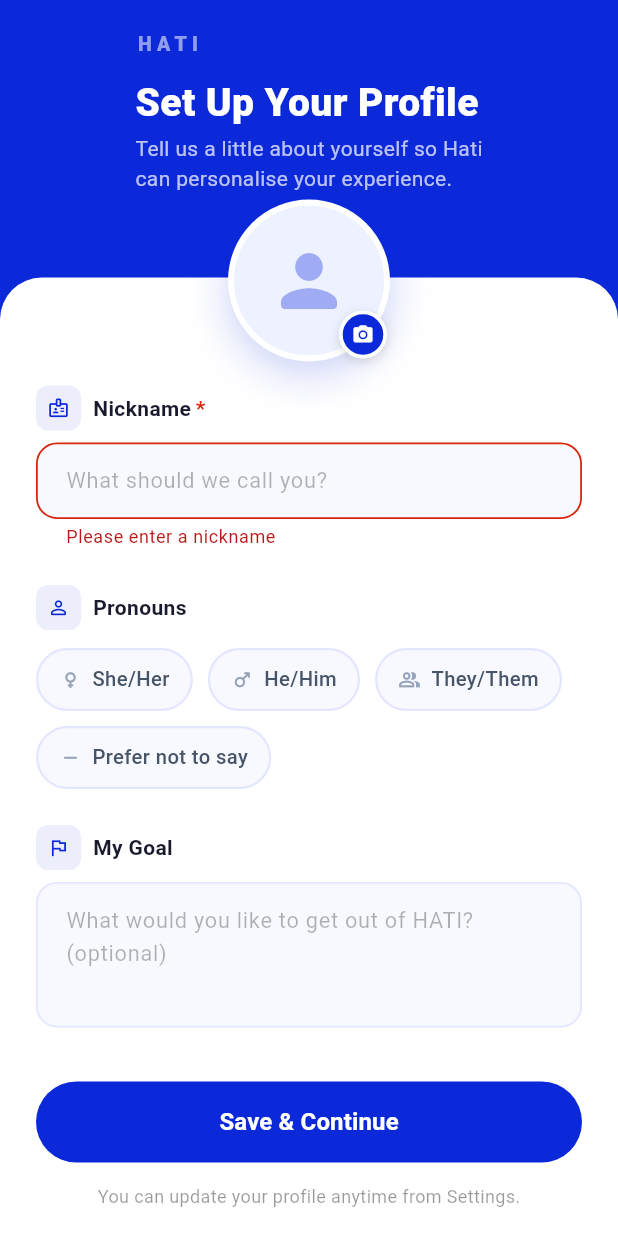
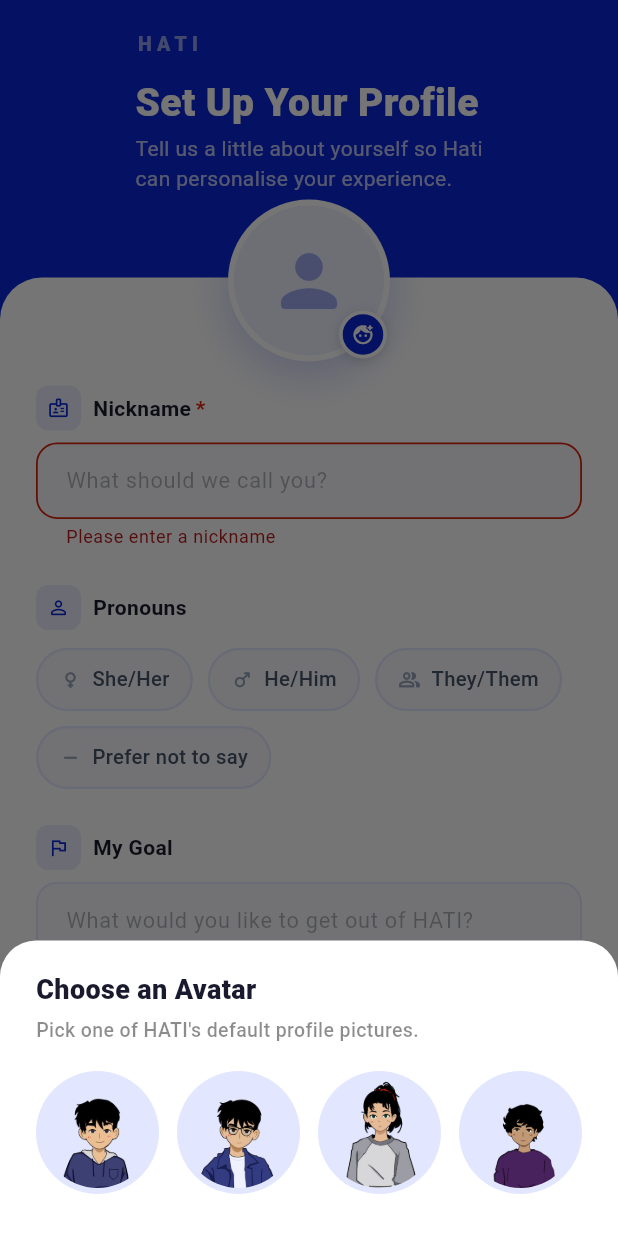
Before and after one commit to ririyaza/HATI, a Flutter app: the ProfileSetupScreen screen opened directly, after a tap on "Save & Continue", after a tap on the "person" icon, on a phone screen of 412 x 824 dp. Run offline on Flutter 3.47's test engine with Material 3 defaults, Android fonts, the phone set to English and light mode, and no system bars; our stand-ins replace cloud_firestore, firebase_auth, firebase_core; missing offline and left inert: flame, record; accounts and stored records are empty.

Commit message:
added blink animation and fixed profile picture selection

```diff
--- a/app/lib/features/dashboard/data/dashboard_user_data.dart
+++ b/app/lib/features/dashboard/data/dashboard_user_data.dart
@@ -180,7 +180,8 @@
         fallback: user.email?.split('@').first ?? 'HATI User',
       ),
       photoUrl: _string(
-        data['profilePicUrl'] ??
+        data['profilePicAssetPath'] ??
+            data['profilePicUrl'] ??
             data['photoURL'] ??
             data['photoUrl'] ??
             user.photoURL,
--- a/app/lib/features/dashboard/screen/profile_screen.dart
+++ b/app/lib/features/dashboard/screen/profile_screen.dart
@@ -232,6 +232,7 @@
   @override
   Widget build(BuildContext context) {
     final hasPhoto = photoUrl.isNotEmpty;
+    final isAsset = photoUrl.startsWith('assets/');
 
     return Container(
       width: 72,
@@ -243,7 +244,9 @@
       ),
       clipBehavior: Clip.antiAlias,
       child: hasPhoto
-          ? Image.network(
+          ? isAsset
+                ? Image.asset(photoUrl, fit: BoxFit.cover)
+                : Image.network(
                     photoUrl,
                     fit: BoxFit.cover,
                     errorBuilder: (_, __, ___) => const Icon(
--- a/app/lib/features/onboarding/profile_setup_screen.dart
+++ b/app/lib/features/onboarding/profile_setup_screen.dart
@@ -1,10 +1,6 @@
-import 'dart:typed_data';
-
 import 'package:cloud_firestore/cloud_firestore.dart';
 import 'package:firebase_auth/firebase_auth.dart';
-import 'package:firebase_storage/firebase_storage.dart';
 import 'package:flutter/material.dart';
-import 'package:image_picker/image_picker.dart';
 
 import '../spinAssessment/screen/spin_assessment_screen.dart';
 
@@ -20,15 +16,20 @@
   final _formKey = GlobalKey<FormState>();
   final _nicknameController = TextEditingController();
   final _goalController = TextEditingController();
-  final _imagePicker = ImagePicker();
   String? _selectedPronouns;
-  XFile? _selectedAvatar;
-  Uint8List? _selectedAvatarBytes;
+  String? _selectedAvatarAsset;
   bool _isSaving = false;
 
   late AnimationController _animCtrl;
   late Animation<double> _fadeAnim;
   late Animation<Offset> _slideAnim;
+
+  static const _defaultProfileAvatars = [
+    'assets/images/defaultProfile/IMG_0370.PNG',
+    'assets/images/defaultProfile/IMG_0371.PNG',
+    'assets/images/defaultProfile/IMG_0372.PNG',
+    'assets/images/defaultProfile/IMG_0373.PNG',
+  ];
 
   @override
   void initState() {
@@ -67,26 +68,20 @@
     setState(() => _isSaving = true);
 
     try {
-      final profilePicUrl = await _uploadProfilePicToStorage(user.uid);
-
       await FirebaseFirestore.instance.collection('users').doc(user.uid).set({
         'email': user.email,
         'displayName': _nicknameController.text.trim(),
         'nickname': _nicknameController.text.trim(),
         'pronouns': _selectedPronouns,
         'goal': _goalController.text.trim(),
-        if (profilePicUrl != null) ...{
-          'profilePicUrl': profilePicUrl.url,
-          'profilePicStoragePath': profilePicUrl.storagePath,
+        if (_selectedAvatarAsset != null) ...{
+          'profilePicAssetPath': _selectedAvatarAsset,
+          'profilePicSource': 'defaultProfile',
           'profilePicUpdatedAt': FieldValue.serverTimestamp(),
         },
         'profileCompleted': true,
         'profileCompletedAt': FieldValue.serverTimestamp(),
       }, SetOptions(merge: true));
-
-      if (profilePicUrl != null) {
-        await user.updatePhotoURL(profilePicUrl.url);
-      }
 
       if (!mounted) return;
       Navigator.pushReplacement(
@@ -116,38 +111,19 @@
   }
 
   Future<void> _pickAvatar() async {
-    final picked = await _imagePicker.pickImage(
-      source: ImageSource.gallery,
-      imageQuality: 75,
-      maxWidth: 900,
-      maxHeight: 900,
+    final selected = await showModalBottomSheet<String>(
+      context: context,
+      backgroundColor: Colors.white,
+      shape: const RoundedRectangleBorder(
+        borderRadius: BorderRadius.vertical(top: Radius.circular(24)),
+      ),
+      builder: (context) => _DefaultAvatarSheet(
+        avatars: _defaultProfileAvatars,
+        selectedAvatar: _selectedAvatarAsset,
+      ),
     );
-    if (picked == null) return;
-
-    final bytes = await picked.readAsBytes();
-    if (!mounted) return;
-    setState(() {
-      _selectedAvatar = picked;
-      _selectedAvatarBytes = bytes;
-    });
-  }
-
-  Future<_ProfilePicUpload?> _uploadProfilePicToStorage(String uid) async {
-    final avatar = _selectedAvatar;
-    final bytes = _selectedAvatarBytes;
-    if (avatar == null || bytes == null) return null;
-
-    final extension = avatar.name.split('.').last.toLowerCase();
-    final safeExtension = extension == 'png' ? 'png' : 'jpg';
-    final storagePath = 'users/$uid/profile/avatar.$safeExtension';
-    final contentType = safeExtension == 'png' ? 'image/png' : 'image/jpeg';
-    final metadata = SettableMetadata(contentType: contentType);
-    final ref = FirebaseStorage.instance.ref(storagePath);
-
-    await ref.putData(bytes, metadata);
-
-    final downloadUrl = await ref.getDownloadURL();
-    return _ProfilePicUpload(url: downloadUrl, storagePath: storagePath);
+    if (selected == null || !mounted) return;
+    setState(() => _selectedAvatarAsset = selected);
   }
 
   static const _pronounOptions = [
@@ -332,7 +308,7 @@
                   right: 0,
                   child: Center(
                     child: _AvatarPicker(
-                      imageBytes: _selectedAvatarBytes,
+                      assetPath: _selectedAvatarAsset,
                       onTap: _isSaving ? null : _pickAvatar,
                     ),
                   ),
@@ -348,19 +324,12 @@
 
 // ─────────────────────────────────────────────────────────────────────────────
 
-class _ProfilePicUpload {
-  const _ProfilePicUpload({required this.url, required this.storagePath});
-
-  final String url;
-  final String storagePath;
-}
-
 // ── Avatar picker ─────────────────────────────────────────────────────────────
 
 class _AvatarPicker extends StatelessWidget {
-  const _AvatarPicker({required this.imageBytes, required this.onTap});
+  const _AvatarPicker({required this.assetPath, required this.onTap});
 
-  final Uint8List? imageBytes;
+  final String? assetPath;
   final VoidCallback? onTap;
 
   @override
@@ -389,17 +358,16 @@
             child: ClipOval(
               child: Container(
                 color: const Color(0xFFEEF1FF),
-                child: imageBytes == null
+                child: assetPath == null
                     ? Icon(
                         Icons.person_rounded,
                         size: 56,
                         color: const Color(0xFF0B28D9).withOpacity(0.35),
                       )
-                    : Image.memory(imageBytes!, fit: BoxFit.cover),
+                    : Image.asset(assetPath!, fit: BoxFit.cover),
               ),
             ),
           ),
-          // Camera badge
           Positioned(
             bottom: 2,
             right: 2,
@@ -421,7 +389,7 @@
                 ],
               ),
               child: const Icon(
-                Icons.camera_alt_rounded,
+                Icons.face_retouching_natural_rounded,
                 size: 15,
                 color: Colors.white,
               ),
@@ -434,6 +402,80 @@
 }
 
 // ── Field label ───────────────────────────────────────────────────────────────
+
+class _DefaultAvatarSheet extends StatelessWidget {
+  const _DefaultAvatarSheet({
+    required this.avatars,
+    required this.selectedAvatar,
+  });
+
+  final List<String> avatars;
+  final String? selectedAvatar;
+
+  @override
+  Widget build(BuildContext context) {
+    return SafeArea(
+      top: false,
+      child: Padding(
+        padding: const EdgeInsets.fromLTRB(24, 20, 24, 28),
+        child: Column(
+          mainAxisSize: MainAxisSize.min,
+          crossAxisAlignment: CrossAxisAlignment.start,
+          children: [
+            const Text(
+              'Choose an Avatar',
+              style: TextStyle(
+                fontSize: 18,
+                fontWeight: FontWeight.w800,
+                color: Color(0xFF1A1A2E),
+              ),
+            ),
+            const SizedBox(height: 4),
+            Text(
+              'Pick one of HATI\'s default profile pictures.',
+              style: TextStyle(
+                fontSize: 13,
+                color: Colors.black.withOpacity(0.45),
+                fontWeight: FontWeight.w500,
+              ),
+            ),
+            const SizedBox(height: 18),
+            GridView.builder(
+              shrinkWrap: true,
+              physics: const NeverScrollableScrollPhysics(),
+              itemCount: avatars.length,
+              gridDelegate: const SliverGridDelegateWithFixedCrossAxisCount(
+                crossAxisCount: 4,
+                crossAxisSpacing: 12,
+                mainAxisSpacing: 12,
+              ),
+              itemBuilder: (context, index) {
+                final avatar = avatars[index];
+                final isSelected = avatar == selectedAvatar;
+                return GestureDetector(
+                  onTap: () => Navigator.pop(context, avatar),
+                  child: AnimatedContainer(
+                    duration: const Duration(milliseconds: 180),
+                    padding: const EdgeInsets.all(4),
+                    decoration: BoxDecoration(
+                      shape: BoxShape.circle,
+                      color: isSelected
+                          ? const Color(0xFF0B28D9)
+                          : const Color(0xFFE2E6FF),
+                    ),
+                    child: ClipOval(
+                      child: Image.asset(avatar, fit: BoxFit.cover),
+                    ),
+                  ),
+                );
+              },
+            ),
+          ],
+        ),
+      ),
+    );
+  }
+}
 
 class _FieldLabel extends StatelessWidget {
   final IconData icon;
--- a/app/pubspec.yaml
+++ b/app/pubspec.yaml
@@ -74,6 +74,7 @@
     - assets/hati bouncing.gif
     - assets/scenario.jpg
     - assets/images/HatiCharacter/
+    - assets/images/defaultProfile/
 
 
   # An image asset can refer to one or more resolution-specific "variants", see
```
Also changed, not shown: app/lib/features/dashboard/widgets/hati_sprite_animation.dart (+43 -5 lines), app/assets/images/HatiCharacter/blinksheet.png (added), app/assets/images/defaultProfile/IMG_0370.PNG (added), app/assets/images/defaultProfile/IMG_0371.PNG (added), app/assets/images/defaultProfile/IMG_0372.PNG (added), app/assets/images/defaultProfile/IMG_0373.PNG (added). Lines whose indentation alone changed are shown as unchanged.
